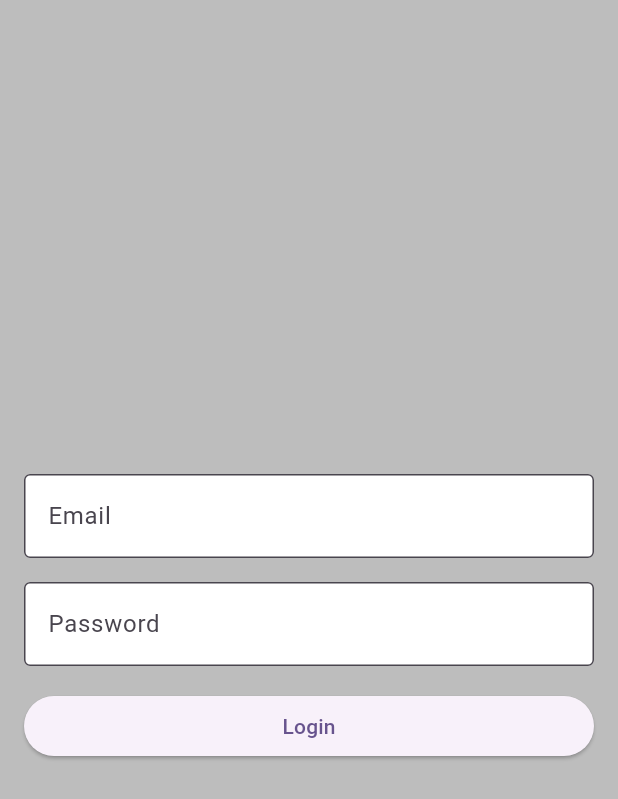
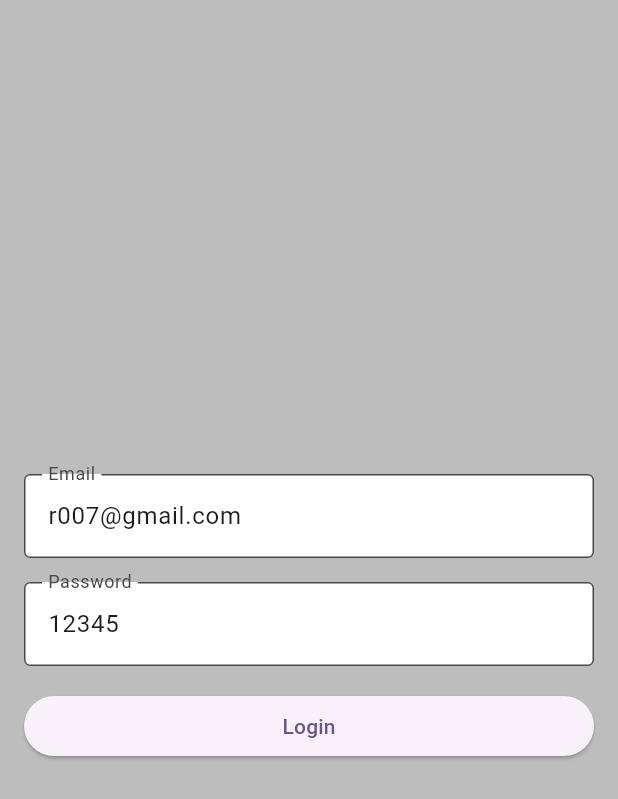
Before and after one commit to raihansikdar/riverpod_app, a Flutter app: the screen it shows after launch, on a phone screen of 412 x 824 dp. Shown: the top 799 px of the screen. Run offline on Flutter 3.47's test engine with Material 3 defaults, Android fonts, the phone set to English and light mode, and no system bars; our stand-ins replace flutter_riverpod, flutter_secure_storage, go_router.

Commit message:
login method add

```diff
--- a/lib/features/auth/login/views/screen/login_screen.dart
+++ b/lib/features/auth/login/views/screen/login_screen.dart
@@ -1,19 +1,26 @@
 import 'package:flutter/material.dart';
+import 'package:flutter_riverpod/flutter_riverpod.dart';
+import 'package:go_router/go_router.dart';
+import 'package:riverpod_app/config/app_routing/routes_path.dart';
+import 'package:riverpod_app/features/auth/login/riverpod/login_provider.dart';
 
-class LoginScreen extends StatelessWidget {
+class LoginScreen extends ConsumerWidget {
   LoginScreen({super.key});
 
 
-  final TextEditingController emailTEController = TextEditingController();
-  final TextEditingController passwordTEController = TextEditingController();
+  final TextEditingController emailTEController = TextEditingController(text: 'r007@gmail.com');
+  final TextEditingController passwordTEController = TextEditingController(text: '12345');
 
   @override
-  Widget build(BuildContext context) {
+  Widget build(BuildContext context,WidgetRef ref) {
     return Scaffold(
       backgroundColor: Colors.grey.shade400,
       body: Padding(
         padding: const EdgeInsets.symmetric(horizontal: 16.0),
-        child: Column(
+        child: Consumer(
+          builder: (context,ref,child) {
+            final loginState = ref.watch(loginProvider);
+            return Column(
                 mainAxisAlignment: MainAxisAlignment.center,
                 children: [
                   TextFormField(
@@ -41,14 +48,45 @@ class LoginScreen extends StatelessWidget {
                   SizedBox(
                         width: double.infinity,
                         child: ElevatedButton(
-                      onPressed: () {
+                          onPressed: () async{
+                          final newState =   await ref.read(loginProvider.notifier).login(
+                                emailTEController.text.trim(),
+                                passwordTEController.text.trim()
+                            );
+                           // final newState = ref.read(loginProvider);
 
+                            newState.when(
+                              data: (success) {
+                                if (success) {
+                                  context.go(RoutesPath.homeScreen);
+                                  ScaffoldMessenger.of(context).showSnackBar(
+                                    const SnackBar(content: Text("Login successful")),
+                                  );
+
+                                } else {
+                                  ScaffoldMessenger.of(context).showSnackBar(
+                                    const SnackBar(content: Text("Login failed")),
+                                  );
+                                }
                               },
-                      child: Text("Login"),
+                              error: (err, _) {
+                                ScaffoldMessenger.of(context).showSnackBar(
+                                  SnackBar(content: Text("Error: $err")),
+                                );
+                              },
+                              loading: () {},
+                            );
+                          },
+                          child: loginState.isLoading ? SizedBox(
+                              height: 20,
+                              width: 20,
+                              child: CircularProgressIndicator()) :  Text("Login"),
                         ),
                       )
 
                 ],
+              );
+          }
         ),
 
       ),
```
Lines whose indentation alone changed are shown as unchanged.
